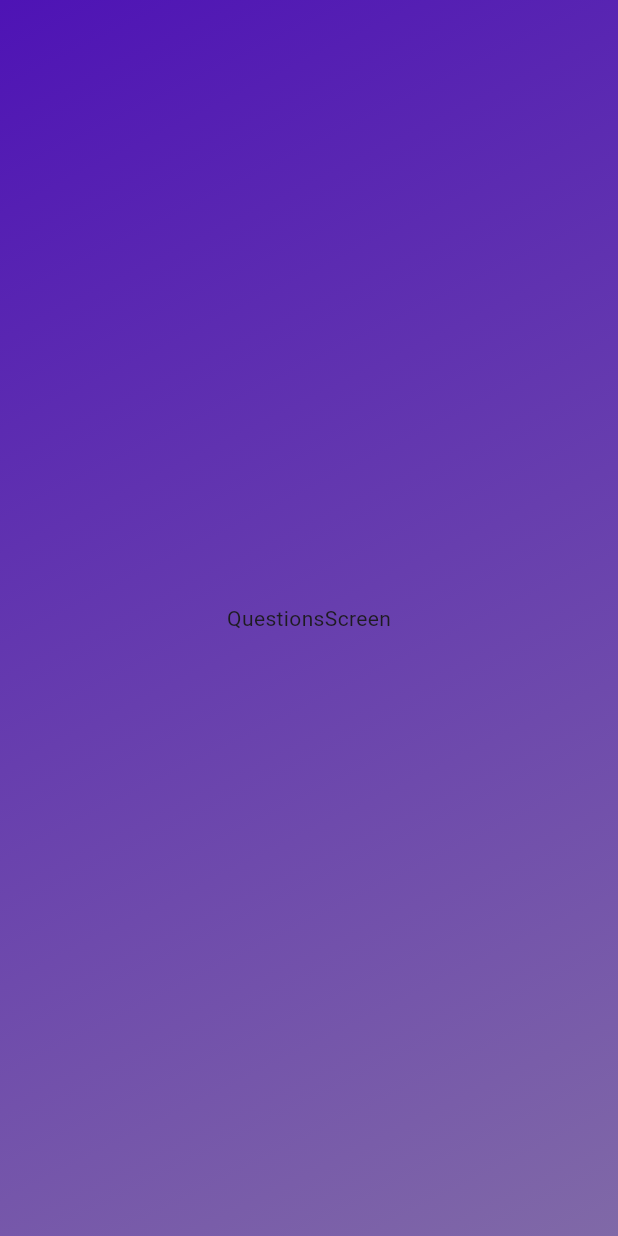
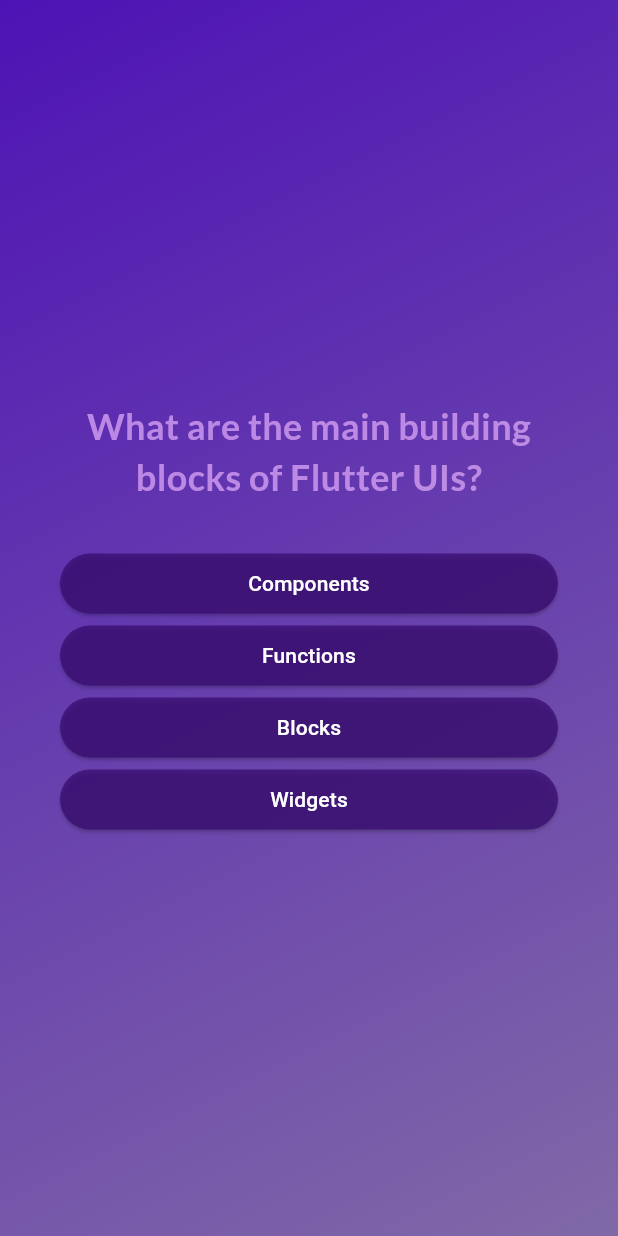
Before and after one commit to ted-parkhyunwoo/codepalette, a Flutter app: the screen it shows after launch, after a tap on "Start Quiz", on a phone screen of 412 x 824 dp. Run offline on Flutter 3.47's test engine with Material 3 defaults, Android fonts, the phone set to English and light mode, and no system bars; our stand-ins replace google_fonts.

Commit message:
add: 질문 위젯 완성, 결과출력 틀 완성

```diff
--- /dev/null
+++ b/skill_refine/current_courses/flutter/flutter_projects/adv_basics/lib/answer_button.dart
@@ -0,0 +1,26 @@
+import 'package:flutter/material.dart';
+
+class AnswerButton extends StatelessWidget {
+  final String answerText;
+  final void Function() onTap;
+  const AnswerButton({
+    super.key,
+    required this.answerText,
+    required this.onTap,
+  });
+
+  @override
+  Widget build(BuildContext context) {
+    return ElevatedButton(
+      onPressed: onTap,
+      style: ElevatedButton.styleFrom(
+        padding: EdgeInsets.symmetric(vertical: 10, horizontal: 40),
+        backgroundColor: const Color.fromARGB(193, 58, 13, 116),
+        foregroundColor: Colors.white,
+        // 최근 플러터는 elevatedbutton이 다음과 같이 둥글게 이미 적용됨
+        // shape: RoundedRectangleBorder(borderRadius: BorderRadiusGeometry.circular(40))
+      ),
+      child: Text(answerText, textAlign: TextAlign.center,),
+    );
+  }
+}
--- /dev/null
+++ b/skill_refine/current_courses/flutter/flutter_projects/adv_basics/lib/data/questions.dart
@@ -0,0 +1,55 @@
+import 'package:adv_basics/models/quiz_question.dart';
+
+const questions = [
+  QuizQuestion(
+    'What are the main building blocks of Flutter UIs?',
+    [
+      'Widgets',
+      'Components',
+      'Blocks',
+      'Functions',
+    ],
+  ),
+  QuizQuestion('How are Flutter UIs built?', [
+    'By combining widgets in code',
+    'By combining widgets in a visual editor',
+    'By defining widgets in config files',
+    'By using XCode for iOS and Android Studio for Android',
+  ]),
+  QuizQuestion(
+    'What\'s the purpose of a StatefulWidget?',
+    [
+      'Update UI as data changes',
+      'Update data as UI changes',
+      'Ignore data changes',
+      'Render UI that does not depend on data',
+    ],
+  ),
+  QuizQuestion(
+    'Which widget should you try to use more often: StatelessWidget or StatefulWidget?',
+    [
+      'StatelessWidget',
+      'StatefulWidget',
+      'Both are equally good',
+      'None of the above',
+    ],
+  ),
+  QuizQuestion(
+    'What happens if you change data in a StatelessWidget?',
+    [
+      'The UI is not updated',
+      'The UI is updated',
+      'The closest StatefulWidget is updated',
+      'Any nested StatefulWidgets are updated',
+    ],
+  ),
+  QuizQuestion(
+    'How should you update data inside of StatefulWidgets?',
+    [
+      'By calling setState()',
+      'By calling updateData()',
+      'By calling updateUI()',
+      'By calling updateState()',
+    ],
+  ),
+];
--- /dev/null
+++ b/skill_refine/current_courses/flutter/flutter_projects/adv_basics/lib/models/quiz_question.dart
@@ -0,0 +1,12 @@
+class QuizQuestion {
+  final String text;
+  final List<String> answers;
+
+  const QuizQuestion(this.text, this.answers);
+
+  List<String> getShuffledAnswers() {
+    final shuffledList = List.of(answers);
+    shuffledList.shuffle();
+    return shuffledList;
+  }
+}
--- a/skill_refine/current_courses/flutter/flutter_projects/adv_basics/lib/questions_screen.dart
+++ b/skill_refine/current_courses/flutter/flutter_projects/adv_basics/lib/questions_screen.dart
@@ -1,7 +1,11 @@
 import 'package:flutter/material.dart';
+import 'package:adv_basics/answer_button.dart';
+import 'package:adv_basics/data/questions.dart';
+import 'package:google_fonts/google_fonts.dart';
 
 class QuestionsScreen extends StatefulWidget {
-  const QuestionsScreen({super.key});
+  final void Function(String answer) onSelectAnswer;
+  const QuestionsScreen({super.key, required this.onSelectAnswer});
 
   @override
   State<QuestionsScreen> createState() {
@@ -10,8 +14,54 @@
 }
 
 class _QuestionScreen extends State<QuestionsScreen> {
+  var currentQuestionIdx = 0;
+
+  void answerQuestion(String selectedAnswer) {
+    widget.onSelectAnswer(selectedAnswer);
+    setState(() {
+      currentQuestionIdx++;
+    });
+  }
+
   @override
   Widget build(BuildContext context) {
-    return Center(child: Text("QuestionsScreen"));
+    final currentQuestion = questions[currentQuestionIdx];
+    return SizedBox(
+      width: double.infinity,
+      child: Container(
+        margin: EdgeInsets.all(40),
+        child: Column(
+          mainAxisAlignment: MainAxisAlignment.center,
+          crossAxisAlignment: CrossAxisAlignment.stretch,
+          children: [
+            Text(
+              currentQuestion.text,
+              // https://pub.dev/packages/google_fonts 설치
+              // https://fonts.google.com/  폰트보기
+              style: GoogleFonts.lato(
+                textStyle: TextStyle(
+                  color: const Color.fromARGB(206, 210, 157, 241),
+                  fontSize: 24,
+                ),
+                fontWeight: FontWeight.bold,
+              ),
+              textAlign: TextAlign.center,
+            ),
+            SizedBox(height: 30),
+            //! 질문 갯수가 같다면 문제없지만, data의 answers가 여러개일 경우를 대비한 패턴selectedAnswers.clear();
+            // 아래는 List이므로 스프레드 연산자 ...을 통해 Widget타입으로 수동 열거해야함
+            // map() 만 쓰면 매개변수를 재가공한 리스트로 만듬.(String -> Widget)
+            ...currentQuestion.getShuffledAnswers().map((answer) {
+              return AnswerButton(
+                answerText: answer,
+                onTap: () {
+                  answerQuestion(answer);
+                },
+              );
+            }),
+          ],
+        ),
+      ),
+    );
   }
 }
--- a/skill_refine/current_courses/flutter/flutter_projects/adv_basics/lib/quiz.dart
+++ b/skill_refine/current_courses/flutter/flutter_projects/adv_basics/lib/quiz.dart
@@ -1,4 +1,6 @@
+import 'package:adv_basics/data/questions.dart';
 import 'package:adv_basics/questions_screen.dart';
+import 'package:adv_basics/result_screen.dart';
 import 'package:flutter/material.dart';
 import 'package:adv_basics/start_screen.dart';
 
@@ -12,30 +14,26 @@
 }
 
 class _QuizState extends State<Quiz> {
-  // main -> quiz -> start_screen or questions_screen 을 호출함.
+  final List<String> selectedAnswers = [];
 
-  // 문제: 초기엔 start_screen을 띄우고, stateless widget인 start_screen 에서의 OutlinedButton버튼을 누르면 stateful widget인 quiz에서 question_screen으로 전환.
-
-  // 내가 원하는 방식으로 작성. switchScreen을 start_screen의 버튼 onPressed로 넘기기 위해 매개변수로 넘김. 또한 late처리 (이 시점엔 switchScreen을 알 수 없기 때문.)
   late Widget activeScreen = StartScreen(switchScreen);
 
-  /* late 대신 강의내용을 따르려면: (현재 코드에는 없지만 강의에 추가로 string형태로 activeScreen을 다루는 3항연산, build 내 if문으로 분기 등이 안내되었음.)
-   initState()는 초기화블록 처럼 한번만 실행됨
-   반대로 소멸자는 dispose()에 넣은경우 실행됨.
-  */
+  void switchScreen() {
+    setState(
+      () => activeScreen = QuestionsScreen(onSelectAnswer: chooseAnswer),
+    );
+  }
 
-  // Widget? activeScreen;
-  // @override
-  // void initState() {
-  //   activeScreen = StartScreen(switchScreen);
-  //   super.initState();
-  //   // override했으니, 원본 초기화블록도 호출해야 하는듯.
-  // }
+  void chooseAnswer(String answer) {
+    selectedAnswers.add(answer);
+    if (selectedAnswers.length == questions.length) {
+      setState(() {
+        activeScreen = ResultScreen(chosenAnswers: selectedAnswers);
+      });
 
-  void switchScreen() {
-    // 스크린을 바꾸는 코어. setState가 위젯 변동사항을 다시 그리도록 유도.
-    setState(() => activeScreen = const QuestionsScreen()
-    );
+
+      // selectedAnswers.clear();
+    }
   }
 
   @override
--- a/skill_refine/current_courses/flutter/flutter_projects/adv_basics/lib/start_screen.dart
+++ b/skill_refine/current_courses/flutter/flutter_projects/adv_basics/lib/start_screen.dart
@@ -1,4 +1,5 @@
 import 'package:flutter/material.dart';
+import 'package:google_fonts/google_fonts.dart';
 
 class StartScreen extends StatelessWidget {
   // quiz의 switchScreen 을 startQuiz로 변수저장.
@@ -24,9 +25,11 @@
           // ),
           Container(
             margin: EdgeInsets.fromLTRB(0, 80, 0, 30),
-            child: const Text(
+            child: Text(
               "Learn Flutter the fun way!",
-              style: TextStyle(color: Colors.white, fontSize: 24),
+              style: GoogleFonts.lato(
+                textStyle: TextStyle(color: Colors.white, fontSize: 24),
+              ),
             ),
           ),
 
--- a/skill_refine/current_courses/flutter/flutter_projects/adv_basics/pubspec.yaml
+++ b/skill_refine/current_courses/flutter/flutter_projects/adv_basics/pubspec.yaml
@@ -34,6 +34,8 @@
   # The following adds the Cupertino Icons font to your application.
   # Use with the CupertinoIcons class for iOS style icons.
   cupertino_icons: ^1.0.8
+
+  google_fonts: ^6.3.3
 
 dev_dependencies:
   flutter_test:
```
Also changed, not shown: skill_refine/current_courses/flutter/flutter_projects/adv_basics/lib/result_screen.dart (added, +42 -0 lines), skill_refine/current_courses/flutter/flutter_projects/adv_basics/pubspec.lock, 1 other file.
